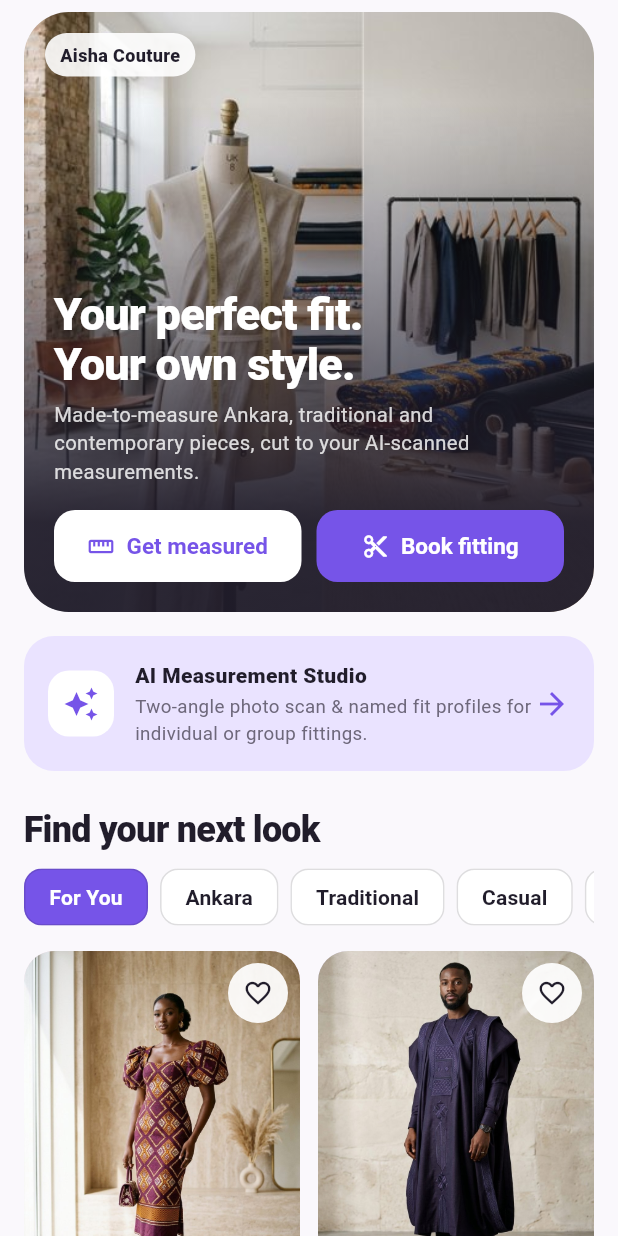
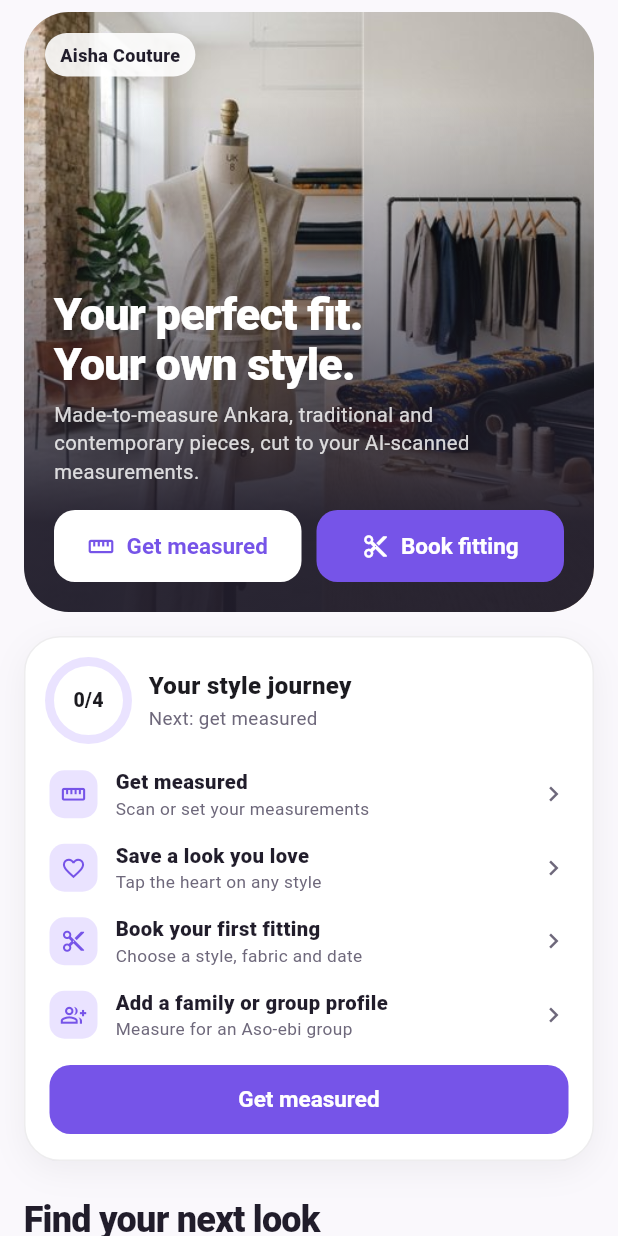
Before and after one commit to raphgm/truefit, a Flutter app: the HomeScreen widget shown alone on an empty page, opened directly, on a phone screen of 412 x 824 dp. Run offline on Flutter 3.47's test engine with Material 3 defaults, Android fonts, the phone set to English and light mode, and no system bars; our stand-ins replace camera, image_picker, material_ui, shared_preferences; accounts and stored records are empty.

Commit message:
Style journey, measurement steppers, profile tiles, order tracker and quick replies

```diff
--- a/mobile/lib/screens/home.dart
+++ b/mobile/lib/screens/home.dart
@@ -50,24 +50,7 @@ class _HomeScreenState extends State<HomeScreen> {
         ])),
       ),
       const SizedBox(height: 16),
-      // AI studio strip
-      Material(
-        color: lavender, borderRadius: BorderRadius.circular(20),
-        child: InkWell(
-          borderRadius: BorderRadius.circular(20), onTap: () => s.go(AppTab.studio),
-          child: Padding(padding: const EdgeInsets.all(16), child: Row(children: [
-            Container(width: 44, height: 44, decoration: BoxDecoration(color: Colors.white, borderRadius: BorderRadius.circular(14)),
-                child: const Icon(Icons.auto_awesome, color: purple)),
-            const SizedBox(width: 14),
-            const Expanded(child: Column(crossAxisAlignment: CrossAxisAlignment.start, children: [
-              Text('AI Measurement Studio', style: TextStyle(fontWeight: FontWeight.w800, color: dark)),
-              SizedBox(height: 2),
-              Text('Two-angle photo scan & named fit profiles for individual or group fittings.', style: TextStyle(color: muted, fontSize: 12.5)),
-            ])),
-            const Icon(Icons.arrow_forward, color: purple),
-          ])),
-        ),
-      ),
+      _journey(s),
       const SizedBox(height: 26),
       Text('Find your next look', style: display(24)),
       const SizedBox(height: 12),
@@ -101,4 +84,61 @@ class _HomeScreenState extends State<HomeScreen> {
       ),
     ]);
   }
+
+  /// "Your style journey": a checklist with a progress ring that always offers the next step.
+  Widget _journey(AppState s) {
+    final measured = s.profiles.any((p) => p.analysis != null || !(p.updatedAt == 'Baseline profile' || p.updatedAt == 'New profile'));
+    final steps = <(String, String, IconData, bool, VoidCallback)>[
+      ('Get measured', 'Scan or set your measurements', Icons.straighten, measured, () => s.go(AppTab.studio)),
+      ('Save a look you love', 'Tap the heart on any style', Icons.favorite_border, s.favorites.isNotEmpty, () {}),
+      ('Book your first fitting', 'Choose a style, fabric and date', Icons.content_cut, s.orders.isNotEmpty, () => s.go(AppTab.book)),
+      ('Add a family or group profile', 'Measure for an Aso-ebi group', Icons.group_add_outlined, s.profiles.length > 1, () => s.go(AppTab.studio)),
+    ];
+    final done = steps.where((x) => x.$4).length;
+    final next = steps.where((x) => !x.$4).firstOrNull;
+    return Container(
+      padding: const EdgeInsets.all(16),
+      decoration: BoxDecoration(color: Colors.white, borderRadius: BorderRadius.circular(24), border: Border.all(color: line),
+          boxShadow: const [BoxShadow(color: Color(0x0F211D2B), blurRadius: 18, offset: Offset(0, 6))]),
+      child: Column(crossAxisAlignment: CrossAxisAlignment.start, children: [
+        Row(children: [
+          SizedBox(width: 52, height: 52, child: Stack(alignment: Alignment.center, children: [
+            SizedBox.expand(child: TweenAnimationBuilder<double>(
+              tween: Tween(begin: 0, end: done / steps.length), duration: const Duration(milliseconds: 700), curve: Curves.easeOutCubic,
+              builder: (_, v, _) => CircularProgressIndicator(value: v, strokeWidth: 6, backgroundColor: lavender, valueColor: const AlwaysStoppedAnimation(purple), strokeCap: StrokeCap.round),
+            )),
+            Text('$done/${steps.length}', style: const TextStyle(fontWeight: FontWeight.w900, fontSize: 13)),
+          ])),
+          const SizedBox(width: 14),
+          Expanded(child: Column(crossAxisAlignment: CrossAxisAlignment.start, children: [
+            const Text('Your style journey', style: TextStyle(fontWeight: FontWeight.w900, fontSize: 16)),
+            const SizedBox(height: 2),
+            Text(next == null ? 'All done. Your studio is ready for you.' : 'Next: ${next.$1.toLowerCase()}',
+                style: const TextStyle(color: muted, fontSize: 12.5)),
+          ])),
+        ]),
+        const SizedBox(height: 12),
+        for (final (title, sub, icon, ok, go) in steps) InkWell(
+          borderRadius: BorderRadius.circular(14),
+          onTap: ok ? null : go,
+          child: Padding(padding: const EdgeInsets.symmetric(vertical: 7), child: Row(children: [
+            AnimatedContainer(duration: const Duration(milliseconds: 300), width: 32, height: 32,
+                decoration: BoxDecoration(color: ok ? purple : lavender, borderRadius: BorderRadius.circular(10)),
+                child: Icon(ok ? Icons.check_rounded : icon, size: 17, color: ok ? Colors.white : purple)),
+            const SizedBox(width: 12),
+            Expanded(child: Column(crossAxisAlignment: CrossAxisAlignment.start, children: [
+              Text(title, style: TextStyle(fontWeight: FontWeight.w800, fontSize: 13.5,
+                  color: ok ? muted : dark, decoration: ok ? TextDecoration.lineThrough : null, decorationColor: muted)),
+              Text(sub, style: const TextStyle(color: muted, fontSize: 11.5)),
+            ])),
+            if (!ok) const Icon(Icons.chevron_right, color: muted, size: 20),
+          ])),
+        ),
+        if (next != null && next.$1 != 'Save a look you love') ...[
+          const SizedBox(height: 8),
+          FilledButton(style: FilledButton.styleFrom(minimumSize: const Size.fromHeight(46)), onPressed: next.$5, child: Text(next.$1)),
+        ],
+      ]),
+    );
+  }
 }
--- a/mobile/lib/screens/orders.dart
+++ b/mobile/lib/screens/orders.dart
@@ -98,11 +98,19 @@ class _OrdersScreenState extends State<OrdersScreen> {
       const SizedBox(height: 10),
       Align(alignment: Alignment.centerRight, child: TextButton.icon(onPressed: () => showCutSheet(context, o), icon: const Icon(Icons.description_outlined, size: 18), label: const Text('Cut-Sheet'))),
       Row(children: [
-        for (var i = 0; i < orderStages.length; i++) Expanded(child: Padding(padding: EdgeInsets.only(right: i < 3 ? 6 : 0), child: Column(crossAxisAlignment: CrossAxisAlignment.start, children: [
-          Container(height: 6, decoration: BoxDecoration(color: i <= idx ? purple : lavender, borderRadius: BorderRadius.circular(3))),
-          const SizedBox(height: 4),
-          Text(orderStages[i], style: TextStyle(fontSize: 10.5, fontWeight: FontWeight.w700, color: i <= idx ? dark : muted)),
-        ]))),
+        for (var i = 0; i < orderStages.length; i++) ...[
+          Expanded(child: Column(children: [
+            AnimatedContainer(duration: const Duration(milliseconds: 300), width: 34, height: 34,
+                decoration: BoxDecoration(shape: BoxShape.circle, color: i <= idx ? purple : lavender,
+                    boxShadow: i == idx ? [BoxShadow(color: purple.withValues(alpha: 0.35), blurRadius: 10)] : null),
+                child: Icon(const [Icons.checkroom, Icons.handshake_outlined, Icons.content_cut, Icons.local_shipping_outlined][i],
+                    size: 17, color: i <= idx ? Colors.white : purple)),
+            const SizedBox(height: 6),
+            Text(orderStages[i], textAlign: TextAlign.center, style: TextStyle(fontSize: 10, height: 1.2, fontWeight: FontWeight.w700, color: i <= idx ? dark : muted)),
+          ])),
+          if (i < orderStages.length - 1) Expanded(child: Padding(padding: const EdgeInsets.only(bottom: 24),
+              child: Container(height: 3, decoration: BoxDecoration(color: i < idx ? purple : lavender, borderRadius: BorderRadius.circular(2))))),
+        ],
       ]),
       const SizedBox(height: 14),
       const Row(children: [Icon(Icons.forum_outlined, size: 18, color: purple), SizedBox(width: 6), Text('Studio Updates & Fitting Notes', style: TextStyle(fontWeight: FontWeight.w800))]),
@@ -111,6 +119,12 @@ class _OrdersScreenState extends State<OrdersScreen> {
         const Text('No fitting photos or notes posted yet. Leave a question for the studio below.', style: TextStyle(color: muted, fontSize: 12.5))
       else
         for (final m in o.messages) _bubble(o, m),
+      const SizedBox(height: 8),
+      Wrap(spacing: 6, runSpacing: 6, children: [
+        for (final q in const ['When is my fitting?', 'Can I change the fabric?', 'Is it ready yet?', 'Please send a photo'])
+          ActionChip(label: Text(q, style: const TextStyle(fontSize: 12)), backgroundColor: bg, side: const BorderSide(color: line),
+              shape: RoundedRectangleBorder(borderRadius: BorderRadius.circular(20)), onPressed: () => s.postMessage(o, 'Client', q)),
+      ]),
       const SizedBox(height: 8),
       Row(children: [
         Expanded(child: TextField(controller: draft, onSubmitted: (_) => send(), textInputAction: TextInputAction.send,
@@ -150,34 +164,45 @@ class ProfileScreen extends StatelessWidget {
     String n(int c, String one, String many) => '$c ${c == 1 ? one : many}';
     final rows = <(IconData, String, String, VoidCallback)>[
       (Icons.favorite_border, 'Saved Looks', n(s.favorites.length, 'saved design', 'saved designs'), () => s.go(AppTab.saved)),
-      (Icons.straighten, 'My Fit Profiles', '${n(s.profiles.length, 'measurement profile', 'measurement profiles')} saved', () => s.go(AppTab.studio)),
+      (Icons.straighten, 'My Fit Profiles', n(s.profiles.length, 'profile saved', 'profiles saved'), () => s.go(AppTab.studio)),
       (Icons.shopping_bag_outlined, 'My Orders', n(s.orders.length, 'custom order', 'custom orders'), () => s.go(AppTab.orders)),
-      (Icons.storefront_outlined, 'Book a Fitting', 'Studio details & submit a custom order', () => s.go(AppTab.book)),
-      (Icons.work_outline, 'Tailor Studio Desk', 'Manage incoming orders, WIP photos, payments & cut-sheets', () => s.go(AppTab.tailorDesk)),
-      (Icons.settings_outlined, 'Settings & Privacy', 'Notifications and measurement privacy', () => _sheet(context, 'settings')),
-      (Icons.help_outline, 'Help & Support', 'Measuring tips and order assistance', () => _sheet(context, 'help')),
+      (Icons.storefront_outlined, 'Book a Fitting', 'Pick a style, fabric and date', () => s.go(AppTab.book)),
+      (Icons.work_outline, 'Tailor Studio Desk', 'Orders, payments and cut-sheets', () => s.go(AppTab.tailorDesk)),
+      (Icons.settings_outlined, 'Settings & Privacy', 'Notifications and privacy', () => _sheet(context, 'settings')),
+      (Icons.help_outline, 'Help & Support', 'Measuring tips and help', () => _sheet(context, 'help')),
     ];
     return ListView(padding: const EdgeInsets.only(bottom: 24), children: [
       pageHeader(u.name, u.email,
           image: 'assets/images/outfit_weekend_fit.jpg', icon: Icons.person_outline, eyebrow: u.isGuest ? 'Guest account' : 'My account', tint: const Color(0xFFFFE9D9),
           trailing: bannerChip(Icons.checkroom, '${s.favorites.length} saved · ${s.orders.length} orders')),
-      Padding(padding: const EdgeInsets.symmetric(horizontal: 16), child: card(padding: EdgeInsets.zero, child: Column(children: [
-        for (final (i, r) in rows.indexed) ...[
-          ListTile(
-            leading: Container(width: 40, height: 40, decoration: BoxDecoration(color: lavender, borderRadius: BorderRadius.circular(12)), child: Icon(r.$1, color: purple)),
-            title: Text(r.$2, style: const TextStyle(fontWeight: FontWeight.w800)),
-            subtitle: Text(r.$3, style: const TextStyle(fontSize: 12)),
-            trailing: const Icon(Icons.chevron_right), onTap: r.$4,
-          ),
-          if (i < rows.length - 1) const Divider(height: 1, indent: 70),
+      Padding(padding: const EdgeInsets.symmetric(horizontal: 16), child: GridView.count(
+        crossAxisCount: 2, shrinkWrap: true, physics: const NeverScrollableScrollPhysics(),
+        mainAxisSpacing: 10, crossAxisSpacing: 10, childAspectRatio: 1.5,
+        children: [
+          for (final (i, r) in rows.indexed) _tile(r.$1, r.$2, r.$3, r.$4, const [
+            Color(0xFFFFE4EF), Color(0xFFEAE3FF), Color(0xFFE0ECFF), Color(0xFFFFF1D6), Color(0xFFE5ECF6), Color(0xFFF1F5F9), Color(0xFFFFE9D9),
+          ][i % 7]),
         ],
-      ]))),
+      )),
       const SizedBox(height: 14),
       Padding(padding: const EdgeInsets.symmetric(horizontal: 16), child: OutlinedButton.icon(
           style: OutlinedButton.styleFrom(minimumSize: const Size.fromHeight(50), foregroundColor: rose, backgroundColor: Colors.white),
           onPressed: s.signOut, icon: const Icon(Icons.logout), label: const Text('Sign Out'))),
     ]);
   }
+
+  Widget _tile(IconData icon, String title, String sub, VoidCallback on, Color tint) => Material(
+        color: tint, borderRadius: BorderRadius.circular(20),
+        child: InkWell(borderRadius: BorderRadius.circular(20), onTap: on, child: Padding(padding: const EdgeInsets.all(14), child: Column(
+          crossAxisAlignment: CrossAxisAlignment.start, children: [
+            Container(width: 36, height: 36, decoration: BoxDecoration(color: Colors.white, borderRadius: BorderRadius.circular(12)), child: Icon(icon, color: purple, size: 19)),
+            const Spacer(),
+            Text(title, maxLines: 1, overflow: TextOverflow.ellipsis, style: const TextStyle(fontWeight: FontWeight.w800, fontSize: 14)),
+            const SizedBox(height: 2),
+            Text(sub, maxLines: 2, overflow: TextOverflow.ellipsis, style: const TextStyle(color: muted, fontSize: 11.5, height: 1.3)),
+          ],
+        ))),
+      );
 
   void _sheet(BuildContext context, String which) {
     showModalBottomSheet(context: context, isScrollControlled: true, useSafeArea: true,
--- a/mobile/lib/screens/studio.dart
+++ b/mobile/lib/screens/studio.dart
@@ -287,18 +287,28 @@ class _StudioScreenState extends State<StudioScreen> {
   Widget _slider(AppState s, FitProfile p, String k) {
     final b = measurementBounds[k]!;
     final v = p.measurements[k]!.clamp(b.min, b.max);
-    return Padding(padding: const EdgeInsets.only(bottom: 6), child: Column(crossAxisAlignment: CrossAxisAlignment.start, children: [
+    void nudge(double d) { setState(() => p.measurements[k] = (v + d).clamp(b.min, b.max)); s.changed(); }
+    Widget step(IconData i, double d) => SizedBox(width: 34, height: 34, child: IconButton.filledTonal(
+        padding: EdgeInsets.zero, iconSize: 18, onPressed: () => nudge(d), icon: Icon(i),
+        style: IconButton.styleFrom(backgroundColor: lavender, foregroundColor: purple)));
+    return Container(
+      margin: const EdgeInsets.only(bottom: 10), padding: const EdgeInsets.fromLTRB(14, 12, 10, 4),
+      decoration: BoxDecoration(color: bg, borderRadius: BorderRadius.circular(18), border: Border.all(color: line)),
+      child: Column(crossAxisAlignment: CrossAxisAlignment.start, children: [
         Row(children: [
           Expanded(child: Column(crossAxisAlignment: CrossAxisAlignment.start, children: [
             Text(k, style: const TextStyle(fontWeight: FontWeight.w800)),
             Text(b.helper, style: const TextStyle(color: muted, fontSize: 11.5)),
           ])),
-        Container(padding: const EdgeInsets.symmetric(horizontal: 10, vertical: 4), decoration: BoxDecoration(color: lavender, borderRadius: BorderRadius.circular(10)),
-            child: Text(fmt(v), style: const TextStyle(fontWeight: FontWeight.w800, color: purple, fontFeatures: [FontFeature.tabularFigures()]))),
+          step(Icons.remove, inches ? -0.635 : -0.5),
+          Container(width: 82, alignment: Alignment.center,
+              child: Text(fmt(v), style: const TextStyle(fontWeight: FontWeight.w900, color: purple, fontSize: 15, fontFeatures: [FontFeature.tabularFigures()]))),
+          step(Icons.add, inches ? 0.635 : 0.5),
         ]),
         Slider(value: v, min: b.min, max: b.max, divisions: ((b.max - b.min) * 2).round(), label: fmt(v),
             onChanged: (x) => setState(() => p.measurements[k] = x), onChangeEnd: (_) => s.changed()),
-    ]));
+      ]),
+    );
   }
 
   Widget _label(String t) => Padding(padding: const EdgeInsets.only(bottom: 6),
```
Lines whose indentation alone changed are shown as unchanged.
